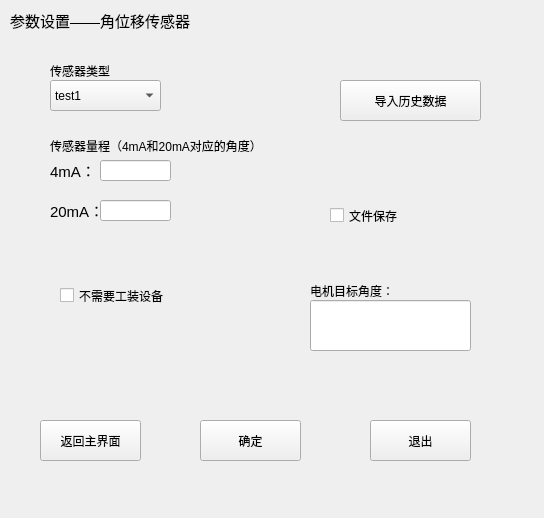
Old version of the form ui_param/paramwin_anglesensor.ui in the repository Dirck-YHP/Proj_sensor_detect.
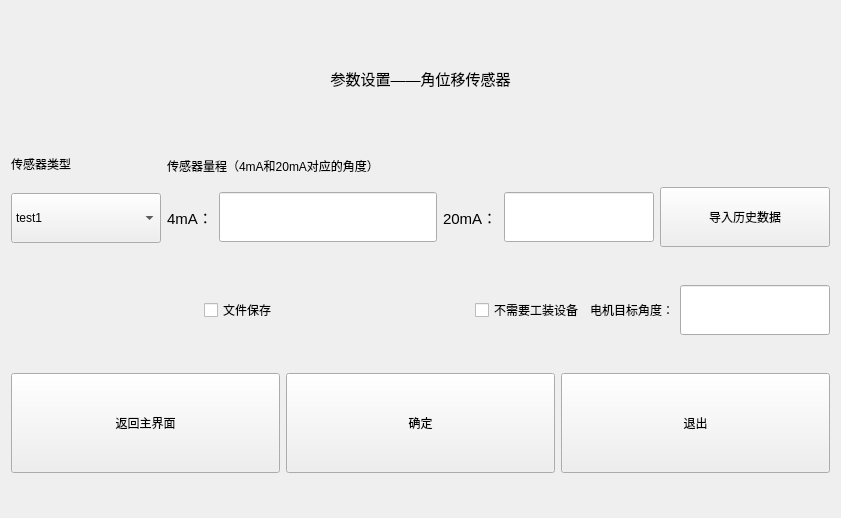
New version of the form.

What changed in the file:
```diff
--- a/ui_param/paramwin_anglesensor.ui
+++ b/ui_param/paramwin_anglesensor.ui
@@ -6,234 +6,303 @@
    <rect>
     <x>0</x>
     <y>0</y>
-    <width>544</width>
+    <width>841</width>
     <height>518</height>
    </rect>
   </property>
   <property name="windowTitle">
    <string>参数设置_角位移传感器</string>
   </property>
-  <widget class="QLabel" name="label">
-   <property name="geometry">
-    <rect>
-     <x>10</x>
-     <y>0</y>
-     <width>351</width>
-     <height>41</height>
-    </rect>
-   </property>
-   <property name="font">
-    <font>
-     <pointsize>11</pointsize>
-    </font>
-   </property>
-   <property name="text">
-    <string>参数设置——角位移传感器</string>
-   </property>
-  </widget>
-  <widget class="QComboBox" name="cBox_angle_sensor_type">
-   <property name="geometry">
-    <rect>
-     <x>50</x>
-     <y>80</y>
-     <width>111</width>
-     <height>31</height>
-    </rect>
-   </property>
-   <item>
-    <property name="text">
-     <string>test1</string>
-    </property>
+  <layout class="QGridLayout" name="gridLayout">
+   <item row="0" column="0" colspan="2">
+    <widget class="QLabel" name="label">
+     <property name="minimumSize">
+      <size>
+       <width>0</width>
+       <height>60</height>
+      </size>
+     </property>
+     <property name="maximumSize">
+      <size>
+       <width>2000</width>
+       <height>50</height>
+      </size>
+     </property>
+     <property name="font">
+      <font>
+       <pointsize>11</pointsize>
+      </font>
+     </property>
+     <property name="text">
+      <string>参数设置——角位移传感器</string>
+     </property>
+     <property name="alignment">
+      <set>Qt::AlignCenter</set>
+     </property>
+    </widget>
    </item>
-   <item>
-    <property name="text">
-     <string>test2</string>
-    </property>
+   <item row="1" column="0">
+    <layout class="QVBoxLayout" name="verticalLayout_2">
+     <item>
+      <widget class="QLabel" name="label_sensor_type">
+       <property name="minimumSize">
+        <size>
+         <width>0</width>
+         <height>40</height>
+        </size>
+       </property>
+       <property name="maximumSize">
+        <size>
+         <width>16777215</width>
+         <height>40</height>
+        </size>
+       </property>
+       <property name="text">
+        <string>传感器类型</string>
+       </property>
+      </widget>
+     </item>
+     <item>
+      <widget class="QComboBox" name="cBox_angle_sensor_type">
+       <property name="minimumSize">
+        <size>
+         <width>150</width>
+         <height>50</height>
+        </size>
+       </property>
+       <item>
+        <property name="text">
+         <string>test1</string>
+        </property>
+       </item>
+       <item>
+        <property name="text">
+         <string>test2</string>
+        </property>
+       </item>
+      </widget>
+     </item>
+    </layout>
    </item>
-  </widget>
-  <widget class="QLabel" name="label_2">
-   <property name="geometry">
-    <rect>
-     <x>50</x>
-     <y>60</y>
-     <width>101</width>
-     <height>21</height>
-    </rect>
-   </property>
-   <property name="text">
-    <string>传感器类型</string>
-   </property>
-  </widget>
-  <widget class="QLabel" name="label_3">
-   <property name="geometry">
-    <rect>
-     <x>50</x>
-     <y>130</y>
-     <width>331</width>
-     <height>31</height>
-    </rect>
-   </property>
-   <property name="text">
-    <string>传感器量程（4mA和20mA对应的角度）</string>
-   </property>
-  </widget>
-  <widget class="QLineEdit" name="lineE_4mA">
-   <property name="geometry">
-    <rect>
-     <x>100</x>
-     <y>160</y>
-     <width>71</width>
-     <height>21</height>
-    </rect>
-   </property>
-  </widget>
-  <widget class="QLabel" name="label_4">
-   <property name="geometry">
-    <rect>
-     <x>50</x>
-     <y>160</y>
-     <width>51</width>
-     <height>21</height>
-    </rect>
-   </property>
-   <property name="font">
-    <font>
-     <pointsize>11</pointsize>
-    </font>
-   </property>
-   <property name="text">
-    <string>4mA：</string>
-   </property>
-  </widget>
-  <widget class="QLabel" name="label_5">
-   <property name="geometry">
-    <rect>
-     <x>50</x>
-     <y>200</y>
-     <width>61</width>
-     <height>21</height>
-    </rect>
-   </property>
-   <property name="font">
-    <font>
-     <pointsize>11</pointsize>
-    </font>
-   </property>
-   <property name="text">
-    <string>20mA：</string>
-   </property>
-  </widget>
-  <widget class="QLineEdit" name="lineE_20mA">
-   <property name="geometry">
-    <rect>
-     <x>100</x>
-     <y>200</y>
-     <width>71</width>
-     <height>21</height>
-    </rect>
-   </property>
-  </widget>
-  <widget class="QLabel" name="label_6">
-   <property name="geometry">
-    <rect>
-     <x>310</x>
-     <y>280</y>
-     <width>161</width>
-     <height>21</height>
-    </rect>
-   </property>
-   <property name="text">
-    <string>电机目标角度：</string>
-   </property>
-  </widget>
-  <widget class="QLineEdit" name="lineE_target_angle">
-   <property name="geometry">
-    <rect>
-     <x>310</x>
-     <y>300</y>
-     <width>161</width>
-     <height>51</height>
-    </rect>
-   </property>
-  </widget>
-  <widget class="QPushButton" name="btn_load_data">
-   <property name="geometry">
-    <rect>
-     <x>340</x>
-     <y>80</y>
-     <width>141</width>
-     <height>41</height>
-    </rect>
-   </property>
-   <property name="text">
-    <string>导入历史数据</string>
-   </property>
-  </widget>
-  <widget class="QPushButton" name="btn_back_mainW">
-   <property name="geometry">
-    <rect>
-     <x>40</x>
-     <y>420</y>
-     <width>101</width>
-     <height>41</height>
-    </rect>
-   </property>
-   <property name="text">
-    <string>返回主界面</string>
-   </property>
-  </widget>
-  <widget class="QPushButton" name="btn_ok">
-   <property name="geometry">
-    <rect>
-     <x>200</x>
-     <y>420</y>
-     <width>101</width>
-     <height>41</height>
-    </rect>
-   </property>
-   <property name="text">
-    <string>确定</string>
-   </property>
-  </widget>
-  <widget class="QPushButton" name="btn_exit">
-   <property name="geometry">
-    <rect>
-     <x>370</x>
-     <y>420</y>
-     <width>101</width>
-     <height>41</height>
-    </rect>
-   </property>
-   <property name="text">
-    <string>退出</string>
-   </property>
-  </widget>
-  <widget class="QCheckBox" name="checkBox_no_need_device">
-   <property name="geometry">
-    <rect>
-     <x>60</x>
-     <y>280</y>
-     <width>181</width>
-     <height>31</height>
-    </rect>
-   </property>
-   <property name="text">
-    <string>不需要工装设备</string>
-   </property>
-  </widget>
-  <widget class="QCheckBox" name="cBox_file_save">
-   <property name="geometry">
-    <rect>
-     <x>330</x>
-     <y>200</y>
-     <width>111</width>
-     <height>31</height>
-    </rect>
-   </property>
-   <property name="text">
-    <string>文件保存</string>
-   </property>
-  </widget>
+   <item row="3" column="0" colspan="2">
+    <layout class="QHBoxLayout" name="horizontalLayout">
+     <item>
+      <widget class="QPushButton" name="btn_back_mainW">
+       <property name="minimumSize">
+        <size>
+         <width>200</width>
+         <height>100</height>
+        </size>
+       </property>
+       <property name="text">
+        <string>返回主界面</string>
+       </property>
+      </widget>
+     </item>
+     <item>
+      <widget class="QPushButton" name="btn_ok">
+       <property name="minimumSize">
+        <size>
+         <width>200</width>
+         <height>100</height>
+        </size>
+       </property>
+       <property name="text">
+        <string>确定</string>
+       </property>
+      </widget>
+     </item>
+     <item>
+      <widget class="QPushButton" name="btn_exit">
+       <property name="minimumSize">
+        <size>
+         <width>200</width>
+         <height>100</height>
+        </size>
+       </property>
+       <property name="text">
+        <string>退出</string>
+       </property>
+      </widget>
+     </item>
+    </layout>
+   </item>
+   <item row="2" column="0" colspan="2">
+    <layout class="QHBoxLayout" name="horizontalLayout_3">
+     <item>
+      <spacer name="horizontalSpacer_2">
+       <property name="orientation">
+        <enum>Qt::Horizontal</enum>
+       </property>
+       <property name="sizeHint" stdset="0">
+        <size>
+         <width>40</width>
+         <height>20</height>
+        </size>
+       </property>
+      </spacer>
+     </item>
+     <item>
+      <widget class="QCheckBox" name="cBox_file_save">
+       <property name="minimumSize">
+        <size>
+         <width>0</width>
+         <height>50</height>
+        </size>
+       </property>
+       <property name="text">
+        <string>文件保存</string>
+       </property>
+      </widget>
+     </item>
+     <item>
+      <spacer name="horizontalSpacer">
+       <property name="orientation">
+        <enum>Qt::Horizontal</enum>
+       </property>
+       <property name="sizeHint" stdset="0">
+        <size>
+         <width>40</width>
+         <height>20</height>
+        </size>
+       </property>
+      </spacer>
+     </item>
+     <item>
+      <widget class="QCheckBox" name="checkBox_no_need_device">
+       <property name="minimumSize">
+        <size>
+         <width>0</width>
+         <height>50</height>
+        </size>
+       </property>
+       <property name="text">
+        <string>不需要工装设备</string>
+       </property>
+      </widget>
+     </item>
+     <item>
+      <layout class="QHBoxLayout" name="horizontalLayout_2">
+       <item>
+        <widget class="QLabel" name="label_motor">
+         <property name="text">
+          <string>电机目标角度：</string>
+         </property>
+        </widget>
+       </item>
+       <item>
+        <widget class="QLineEdit" name="lineE_target_angle">
+         <property name="minimumSize">
+          <size>
+           <width>150</width>
+           <height>50</height>
+          </size>
+         </property>
+        </widget>
+       </item>
+      </layout>
+     </item>
+    </layout>
+   </item>
+   <item row="1" column="1">
+    <layout class="QVBoxLayout" name="verticalLayout">
+     <item>
+      <widget class="QLabel" name="label_range">
+       <property name="minimumSize">
+        <size>
+         <width>0</width>
+         <height>40</height>
+        </size>
+       </property>
+       <property name="maximumSize">
+        <size>
+         <width>16777215</width>
+         <height>30</height>
+        </size>
+       </property>
+       <property name="text">
+        <string>传感器量程（4mA和20mA对应的角度）</string>
+       </property>
+      </widget>
+     </item>
+     <item>
+      <layout class="QHBoxLayout" name="horizontalLayout_6">
+       <item>
+        <layout class="QHBoxLayout" name="horizontalLayout_4">
+         <item>
+          <widget class="QLabel" name="label_4mA">
+           <property name="font">
+            <font>
+             <pointsize>11</pointsize>
+            </font>
+           </property>
+           <property name="text">
+            <string>4mA：</string>
+           </property>
+          </widget>
+         </item>
+         <item>
+          <widget class="QLineEdit" name="lineE_4mA">
+           <property name="minimumSize">
+            <size>
+             <width>150</width>
+             <height>50</height>
+            </size>
+           </property>
+          </widget>
+         </item>
+        </layout>
+       </item>
+       <item>
+        <layout class="QHBoxLayout" name="horizontalLayout_5">
+         <item>
+          <widget class="QLabel" name="label_20mA">
+           <property name="font">
+            <font>
+             <pointsize>11</pointsize>
+            </font>
+           </property>
+           <property name="text">
+            <string>20mA：</string>
+           </property>
+          </widget>
+         </item>
+         <item>
+          <widget class="QLineEdit" name="lineE_20mA">
+           <property name="minimumSize">
+            <size>
+             <width>150</width>
+             <height>50</height>
+            </size>
+           </property>
+          </widget>
+         </item>
+         <item>
+          <widget class="QPushButton" name="btn_load_data">
+           <property name="minimumSize">
+            <size>
+             <width>170</width>
+             <height>60</height>
+            </size>
+           </property>
+           <property name="maximumSize">
+            <size>
+             <width>200</width>
+             <height>16777215</height>
+            </size>
+           </property>
+           <property name="text">
+            <string>导入历史数据</string>
+           </property>
+          </widget>
+         </item>
+        </layout>
+       </item>
+      </layout>
+     </item>
+    </layout>
+   </item>
+  </layout>
  </widget>
  <resources/>
  <connections/>
```
